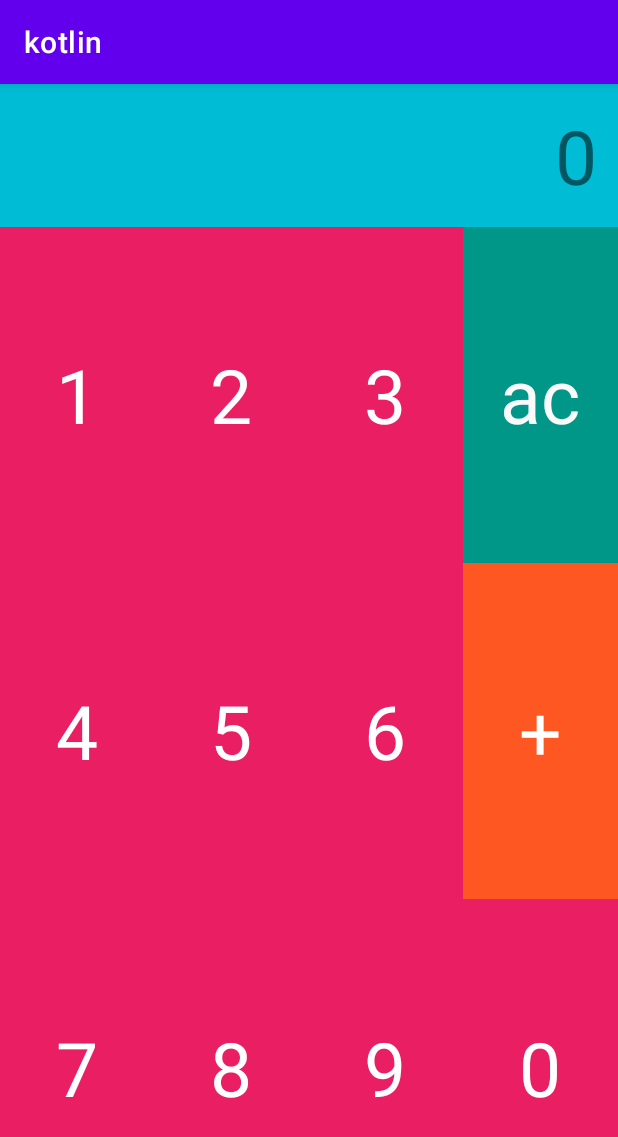
After one commit to kimyeonghwi/kotlin_Start, an Android app: the Calculator screen opened directly, with no data from a screen before it, on a phone screen of 412 x 824 dp. The commit adds this screen. Shown: the top 1137 px of the screen. Run offline under Robolectric (Android 15) with nearby library versions, the phone set to English and light mode, and no system bars.

Commit message:
ㅗㅜㅑ

```diff
--- a/app/build.gradle
+++ b/app/build.gradle
@@ -2,6 +2,7 @@ plugins {
     //플러그인을 사용하여 필요한 라이브러리를 사용할때 작성되는 부분이다.
     id 'com.android.application'
     id 'kotlin-android'
+    id 'kotlin-android-extensions'
 }
 
 android {
--- /dev/null
+++ b/app/src/main/java/com/example/kotlin/Calculator.kt
@@ -0,0 +1,71 @@
+package com.example.kotlin
+
+import androidx.appcompat.app.AppCompatActivity
+import android.os.Bundle
+import kotlinx.android.synthetic.main.activity_calculator.*
+import kotlinx.android.synthetic.main.activity_linstener.*
+
+class Calculator : AppCompatActivity() {
+    override fun onCreate(savedInstanceState: Bundle?) {
+        super.onCreate(savedInstanceState)
+        setContentView(R.layout.activity_calculator)
+
+        var new = "0"
+        var old = "0"
+
+        one.setOnClickListener {
+            new = new + "1"
+            text.setText(new)
+        }
+        two.setOnClickListener {
+            new = new + "2"
+            text.setText(new)
+        }
+        three.setOnClickListener {
+            new = new + "3"
+            text.setText(new)
+        }
+        four.setOnClickListener {
+            new = new + "4"
+            text.setText(new)
+        }
+        five.setOnClickListener {
+            new = new + "5"
+            text.setText(new)
+        }
+        six.setOnClickListener {
+            new = new + "6"
+            text.setText(new)
+        }
+        seven.setOnClickListener {
+            new = new + "7"
+            text.setText(new)
+        }
+        eight.setOnClickListener {
+            new = new + "8"
+            text.setText(new)
+        }
+        nine.setOnClickListener {
+            new = new + "9"
+            text.setText(new)
+        }
+        zero.setOnClickListener {
+            new = new + "0"
+            text.setText(new)
+        }
+
+        ac.setOnClickListener {
+            new = "0"
+            old = "0"
+            text.setText(new)
+        }
+
+        plus.setOnClickListener {
+            old = (old.toInt() + new.toInt()).toString()
+            new = "0"
+            text.setText(old)
+        }
+
+
+    }
+}
--- /dev/null
+++ b/app/src/main/res/layout/activity_calculator.xml
@@ -0,0 +1,180 @@
+<?xml version="1.0" encoding="utf-8"?>
+<LinearLayout xmlns:android="http://schemas.android.com/apk/res/android"
+    xmlns:app="http://schemas.android.com/apk/res-auto"
+    xmlns:tools="http://schemas.android.com/tools"
+    android:layout_width="match_parent"
+    android:layout_height="match_parent"
+    android:orientation="vertical"
+    tools:context=".Calculator">
+
+        <TextView
+            android:id="@+id/text"
+            android:layout_width="match_parent"
+            android:layout_height="wrap_content"
+            android:text="0"
+            android:padding="14dp"
+            android:gravity="right|center_vertical"
+            android:textSize="50dp"
+            android:background="#00BCD4"/>
+
+        <LinearLayout
+            android:layout_width="match_parent"
+            android:layout_height="match_parent"
+            android:orientation="horizontal"
+            android:background="#E91E63">
+
+          <LinearLayout
+              android:layout_weight="1"
+              android:layout_width="0dp"
+              android:layout_height="match_parent"
+              android:orientation="vertical">
+
+              <TextView
+                  android:id="@+id/one"
+                  android:layout_width="match_parent"
+                  android:layout_height="0dp"
+                  android:layout_weight="1"
+                  android:textSize="50dp"
+                  android:text="1"
+                  android:gravity="center"
+                  android:textColor="#ffffff"/>
+
+              <TextView
+                  android:id="@+id/four"
+                  android:layout_width="match_parent"
+                  android:layout_height="0dp"
+                  android:layout_weight="1"
+                  android:textSize="50dp"
+                  android:text="4"
+                  android:gravity="center"
+                  android:textColor="#ffffff"/>
+
+              <TextView
+                  android:id="@+id/seven"
+                  android:layout_width="match_parent"
+                  android:layout_height="0dp"
+                  android:layout_weight="1"
+                  android:textSize="50dp"
+                  android:text="7"
+                  android:gravity="center"
+                  android:textColor="#ffffff"/>
+
+          </LinearLayout>
+
+            <LinearLayout
+                android:layout_weight="1"
+                android:layout_width="0dp"
+                android:layout_height="match_parent"
+                android:orientation="vertical">
+
+                <TextView
+                    android:id="@+id/two"
+                    android:layout_width="match_parent"
+                    android:layout_height="0dp"
+                    android:layout_weight="1"
+                    android:textSize="50dp"
+                    android:text="2"
+                    android:gravity="center"
+                    android:textColor="#ffffff"/>
+
+                <TextView
+                    android:id="@+id/five"
+                    android:layout_width="match_parent"
+                    android:layout_height="0dp"
+                    android:layout_weight="1"
+                    android:textSize="50dp"
+                    android:text="5"
+                    android:gravity="center"
+                    android:textColor="#ffffff"/>
+
+                <TextView
+                    android:id="@+id/eight"
+                    android:layout_width="match_parent"
+                    android:layout_height="0dp"
+                    android:layout_weight="1"
+                    android:textSize="50dp"
+                    android:text="8"
+                    android:gravity="center"
+                    android:textColor="#ffffff"/>
+
+            </LinearLayout>
+            <LinearLayout
+                android:layout_weight="1"
+                android:layout_width="0dp"
+                android:layout_height="match_parent"
+                android:orientation="vertical">
+
+                <TextView
+                    android:id="@+id/three"
+                    android:layout_width="match_parent"
+                    android:layout_height="0dp"
+                    android:layout_weight="1"
+                    android:textSize="50dp"
+                    android:text="3"
+                    android:gravity="center"
+                    android:textColor="#ffffff"/>
+
+                <TextView
+                    android:id="@+id/six"
+                    android:layout_width="match_parent"
+                    android:layout_height="0dp"
+                    android:layout_weight="1"
+                    android:textSize="50dp"
+                    android:text="6"
+                    android:gravity="center"
+                    android:textColor="#ffffff"/>
+
+                <TextView
+                    android:id="@+id/nine"
+                    android:layout_width="match_parent"
+                    android:layout_height="0dp"
+                    android:layout_weight="1"
+                    android:textSize="50dp"
+                    android:text="9"
+                    android:gravity="center"
+                    android:textColor="#ffffff"/>
+
+            </LinearLayout>
+            <LinearLayout
+                android:layout_weight="1"
+                android:layout_width="0dp"
+                android:layout_height="match_parent"
+                android:orientation="vertical">
+
+                <TextView
+                    android:id="@+id/ac"
+                    android:layout_width="match_parent"
+                    android:layout_height="0dp"
+                    android:layout_weight="1"
+                    android:textSize="50dp"
+                    android:text="ac"
+                    android:gravity="center"
+                    android:background="#009688"
+                    android:textColor="#FAFAFA"/>
+
+                <TextView
+                    android:id="@+id/plus"
+                    android:layout_width="match_parent"
+                    android:layout_height="0dp"
+                    android:layout_weight="1"
+                    android:textSize="50dp"
+                    android:text="+"
+                    android:background="#FF5722"
+                    android:gravity="center"
+                    android:textColor="#ffffff"/>
+
+                <TextView
+                    android:id="@+id/zero"
+                    android:layout_width="match_parent"
+                    android:layout_height="0dp"
+                    android:layout_weight="1"
+                    android:textSize="50dp"
+                    android:text="0"
+                    android:gravity="center"
+                    android:textColor="#ffffff"/>
+
+            </LinearLayout>
+
+        </LinearLayout>
+
+</LinearLayout>
```
Also changed, not shown: app/src/main/AndroidManifest.xml (+7 -2 lines), app/src/main/java/com/example/kotlin/Intent1.kt (added, +61 -0 lines), app/src/main/java/com/example/kotlin/Intent2.kt (added, +41 -0 lines), app/src/main/java/com/example/kotlin/Linstener.kt (added, +57 -0 lines), app/src/main/java/com/example/kotlin/MainActivity.kt (+30 -0 lines), app/src/main/res/layout/activity_intent.xml (added, +18 -0 lines), app/src/main/res/layout/activity_intent2.xml (added, +19 -0 lines), app/src/main/res/layout/activity_linstener.xml (added, +22 -0 lines), app/src/main/res/layout/framlayout_layout_09.xml (+24 -19 lines), 4 other files.
